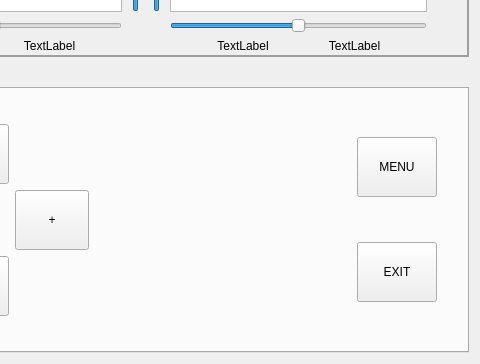
The window that src/simulatordialog.ui (roberto1903/companion9x) describes before a commit, drawn with Qt 5; both pictures show x 188 to 668 and y 305 to 669 of the 668 by 669 pixel window.
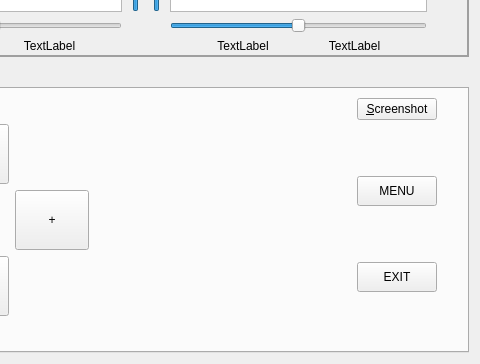
The same window after the commit. Icons and pictures are not drawn. Custom widgets are drawn as their Qt base class.

Commit message: Screenshots in simulator. Gruvin9X v4 simulator. Rotary encoders simulation using the mouse wheel. No automatic updates on Linux.

Patch:
```diff
--- a/src/simulatordialog.ui
+++ b/src/simulatordialog.ui
@@ -925,12 +925,42 @@
        </item>
        <item>
         <layout class="QVBoxLayout" name="verticalLayout_16">
+         <item>
+          <widget class="QPushButton" name="screenshotButton">
+           <property name="text">
+            <string>&amp;Screenshot</string>
+           </property>
+           <property name="icon">
+            <iconset>
+             <normaloff>:/images/screenshot.png</normaloff>:/images/screenshot.png</iconset>
+           </property>
+           <property name="iconSize">
+            <size>
+             <width>32</width>
+             <height>32</height>
+            </size>
+           </property>
+          </widget>
+         </item>
+         <item>
+          <spacer name="verticalSpacer_8">
+           <property name="orientation">
+            <enum>Qt::Vertical</enum>
+           </property>
+           <property name="sizeHint" stdset="0">
+            <size>
+             <width>20</width>
+             <height>40</height>
+            </size>
+           </property>
+          </spacer>
+         </item>
          <item>
           <widget class="QPushButton" name="menuButton">
            <property name="minimumSize">
             <size>
              <width>0</width>
-             <height>60</height>
+             <height>30</height>
             </size>
            </property>
            <property name="text">
@@ -938,12 +968,25 @@
            </property>
           </widget>
          </item>
+         <item>
+          <spacer name="verticalSpacer_6">
+           <property name="orientation">
+            <enum>Qt::Vertical</enum>
+           </property>
+           <property name="sizeHint" stdset="0">
+            <size>
+             <width>20</width>
+             <height>40</height>
+            </size>
+           </property>
+          </spacer>
+         </item>
          <item>
           <widget class="QPushButton" name="exitButton">
            <property name="minimumSize">
             <size>
              <width>0</width>
-             <height>60</height>
+             <height>30</height>
             </size>
            </property>
            <property name="text">
@@ -951,6 +994,19 @@
            </property>
           </widget>
          </item>
+         <item>
+          <spacer name="verticalSpacer_7">
+           <property name="orientation">
+            <enum>Qt::Vertical</enum>
+           </property>
+           <property name="sizeHint" stdset="0">
+            <size>
+             <width>20</width>
+             <height>40</height>
+            </size>
+           </property>
+          </spacer>
+         </item>
         </layout>
        </item>
        <item>
```
The commit also changes 10 other files.
